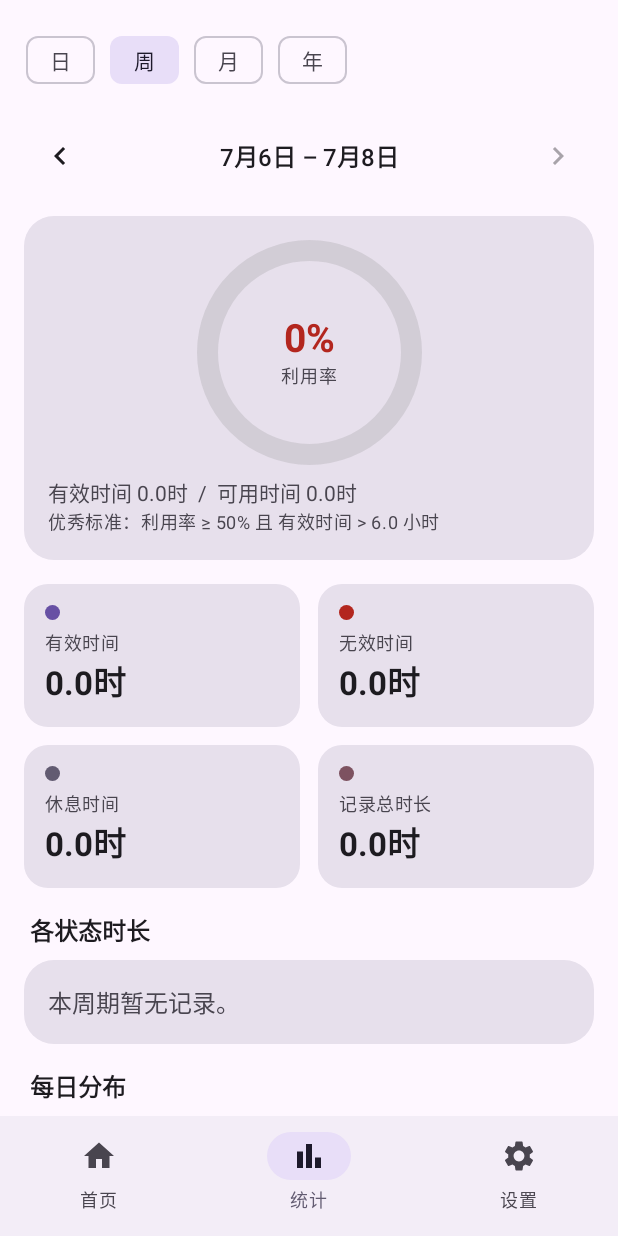
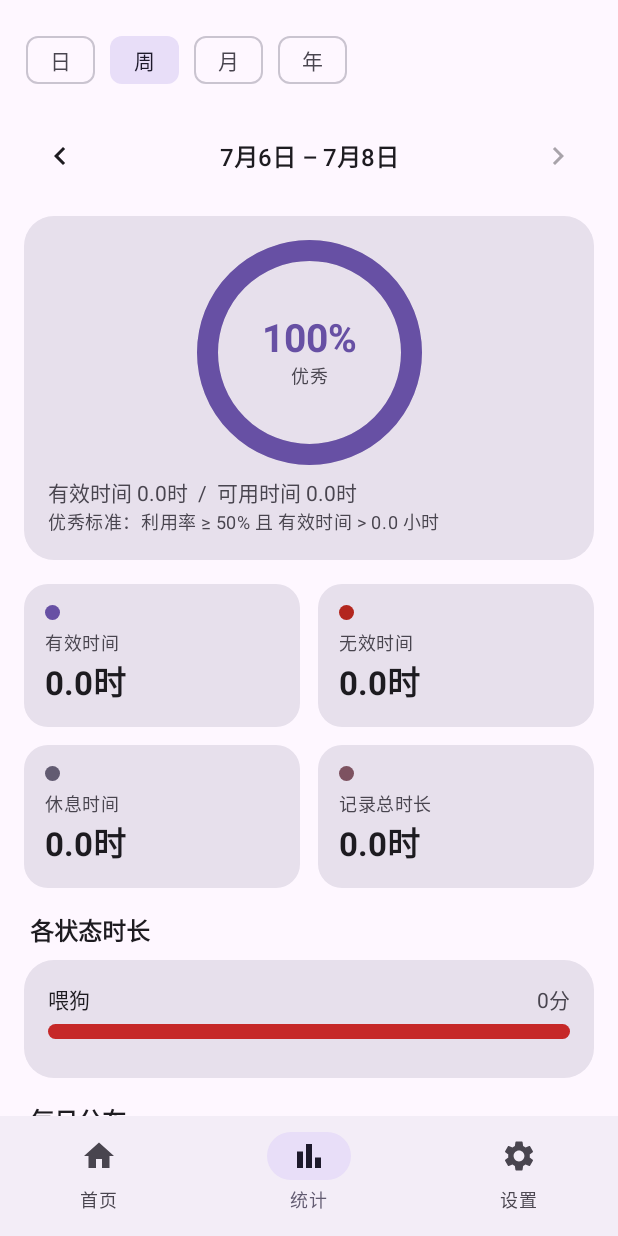
Before and after one commit to 5eqn/time-n-you, an Android app built with Jetpack Compose: the StatsScreen screen opened through its navigation route, after a tap on an icon or button, on a phone screen of 412 x 824 dp. Run offline under Robolectric (Android 15) with nearby library versions, the phone set to English and light mode, and no system bars; our stand-ins replace Room's generated code.

Commit message:
Release v1.3.1

```diff
--- a/app/build.gradle.kts
+++ b/app/build.gradle.kts
@@ -13,8 +13,8 @@ android {
         applicationId = "com.seqn.timewatcher"
         minSdk = 26
         targetSdk = 34
-        versionCode = 4
-        versionName = "1.3"
+        versionCode = 5
+        versionName = "1.3.1"
         testInstrumentationRunner = "androidx.test.runner.AndroidJUnitRunner"
         vectorDrawables { useSupportLibrary = true }
     }
--- a/app/src/main/java/com/seqn/timewatcher/data/db/dao/StateDefDao.kt
+++ b/app/src/main/java/com/seqn/timewatcher/data/db/dao/StateDefDao.kt
@@ -18,6 +18,9 @@ interface StateDefDao {
     @Query("SELECT * FROM state_def WHERE id = :id")
     suspend fun getById(id: String): StateDefEntity?
 
+    @Query("SELECT * FROM state_def WHERE name LIKE '%' || :fragment || '%' ORDER BY sort_order ASC")
+    suspend fun getByNameContaining(fragment: String): List<StateDefEntity>
+
     @Query("SELECT COUNT(*) FROM state_def")
     suspend fun count(): Int
 
@@ -30,6 +33,9 @@ interface StateDefDao {
     @Query("DELETE FROM state_def WHERE id = :id")
     suspend fun delete(id: String)
 
+    @Query("DELETE FROM state_def WHERE name LIKE '%' || :fragment || '%'")
+    suspend fun deleteByNameContaining(fragment: String)
+
     @Query("DELETE FROM state_def")
     suspend fun deleteAll()
 }
--- a/app/src/main/java/com/seqn/timewatcher/stats/StatsCalculator.kt
+++ b/app/src/main/java/com/seqn/timewatcher/stats/StatsCalculator.kt
@@ -2,12 +2,22 @@ package com.seqn.timewatcher.stats
 
 import com.seqn.timewatcher.data.model.Category
 import com.seqn.timewatcher.data.model.StateEvent
+import com.seqn.timewatcher.util.StatPeriod
 import java.time.Instant
 import java.time.LocalDate
 import java.time.ZoneId
+import kotlin.math.roundToLong
 
 data class StateStat(val stateId: String, val stateName: String, val category: Category, val ms: Long)
-data class DayStat(val date: LocalDate, val effectiveMs: Long, val wasteMs: Long, val restMs: Long, val availableMs: Long)
+data class DaySegment(val startOffsetMs: Long, val endOffsetMs: Long, val stateId: String, val category: Category)
+data class DayStat(
+    val date: LocalDate,
+    val effectiveMs: Long,
+    val wasteMs: Long,
+    val restMs: Long,
+    val availableMs: Long,
+    val segments: List<DaySegment>,
+)
 data class StatsResult(
     val totalMs: Long,
     val restMs: Long,
@@ -16,6 +26,7 @@ data class StatsResult(
     val availableMs: Long,
     val utilization: Double,
     val isExcellent: Boolean,
+    val effectiveThresholdMs: Long,
     val perState: List<StateStat>,
     val perDay: List<DayStat>,
 )
@@ -36,6 +47,7 @@ object StatsCalculator {
         periodStart: Long,
         periodEnd: Long,
         now: Long,
+        period: StatPeriod = StatPeriod.DAY,
         targetRatio: Double = 0.5,
         targetMs: Long = 7L * 3_600_000L,
     ): StatsResult {
@@ -51,7 +63,8 @@ object StatsCalculator {
         }
 
         if (events.isEmpty()) {
-            return StatsResult(0, 0, 0, 0, 0, 0.0, false, emptyList(), perDayMap.toDayStats())
+            val thresholdMs = effectiveThresholdMs(period, 0L, targetMs)
+            return StatsResult(0, 0, 0, 0, 0, 0.0, false, thresholdMs, emptyList(), perDayMap.toDayStats())
         }
 
         // events are already timestamp-ascending (DAO-ordered / windowed); no re-sort needed.
@@ -80,19 +93,23 @@ object StatsCalculator {
             perStateMap[e.stateId] = StateStat(e.stateId, e.stateName, e.category, (prev?.ms ?: 0) + dur)
 
             // per-day split at local midnight — mutate the accumulator in place (no copy()).
-            splitByDay(a, b, zone).forEach { (day, d) ->
+            splitByDay(a, b, zone).forEach { slice ->
+                val day = slice.date
+                val d = slice.durationMs
                 val acc = perDayMap.getOrPut(day) { DayAcc() }
                 when (e.category) {
                     Category.REST -> acc.restMs += d
                     Category.EFFECTIVE -> { acc.effectiveMs += d; acc.availableMs += d }
                     Category.WASTE -> { acc.wasteMs += d; acc.availableMs += d }
                 }
+                acc.addSegment(slice.startOffsetMs, slice.endOffsetMs, e.stateId, e.category)
             }
         }
 
         val available = (total - rest).coerceAtLeast(0L)
         val utilization = if (available > 0) effective.toDouble() / available else 0.0
-        val isExcellent = utilization >= targetRatio && effective >= targetMs
+        val thresholdMs = effectiveThresholdMs(period, total, targetMs)
+        val isExcellent = utilization >= targetRatio && effective > thresholdMs
 
         return StatsResult(
             totalMs = total,
@@ -102,6 +119,7 @@ object StatsCalculator {
             availableMs = available,
             utilization = utilization,
             isExcellent = isExcellent,
+            effectiveThresholdMs = thresholdMs,
             perState = perStateMap.values.sortedByDescending { it.ms },
             perDay = perDayMap.toDayStats(),
         )
@@ -113,23 +131,53 @@ object StatsCalculator {
         var wasteMs: Long = 0L,
         var restMs: Long = 0L,
         var availableMs: Long = 0L,
-    )
+        val segments: MutableList<DaySegment> = ArrayList(),
+    ) {
+        fun addSegment(startOffsetMs: Long, endOffsetMs: Long, stateId: String, category: Category) {
+            val last = segments.lastOrNull()
+            if (last != null && last.endOffsetMs == startOffsetMs && last.stateId == stateId && last.category == category) {
+                segments[segments.lastIndex] = last.copy(endOffsetMs = endOffsetMs)
+            } else {
+                segments += DaySegment(startOffsetMs, endOffsetMs, stateId, category)
+            }
+        }
+    }
 
     private fun LinkedHashMap<LocalDate, DayAcc>.toDayStats(): List<DayStat> =
         entries.sortedBy { it.key }.map { (date, acc) ->
-            DayStat(date, acc.effectiveMs, acc.wasteMs, acc.restMs, acc.availableMs)
+            DayStat(date, acc.effectiveMs, acc.wasteMs, acc.restMs, acc.availableMs, acc.segments.toList())
         }
 
-    private fun splitByDay(a: Long, b: Long, zone: ZoneId): List<Pair<LocalDate, Long>> {
-        val out = ArrayList<Pair<LocalDate, Long>>()
+    private data class DaySlice(
+        val date: LocalDate,
+        val startOffsetMs: Long,
+        val endOffsetMs: Long,
+    ) {
+        val durationMs: Long get() = endOffsetMs - startOffsetMs
+    }
+
+    private fun splitByDay(a: Long, b: Long, zone: ZoneId): List<DaySlice> {
+        val out = ArrayList<DaySlice>()
         var cur = a
         while (cur < b) {
-            val day = Instant.ofEpochMilli(cur).atZone(zone).toLocalDate()
+            val zoned = Instant.ofEpochMilli(cur).atZone(zone)
+            val day = zoned.toLocalDate()
             val dayEnd = day.plusDays(1).atStartOfDay(zone).toInstant().toEpochMilli()
             val segEnd = minOf(b, dayEnd)
-            out += day to (segEnd - cur)
+            val dayStart = day.atStartOfDay(zone).toInstant().toEpochMilli()
+            out += DaySlice(day, cur - dayStart, segEnd - dayStart)
             cur = segEnd
         }
         return out
     }
+
+    private fun effectiveThresholdMs(period: StatPeriod, totalMs: Long, dayTargetMs: Long): Long =
+        if (period == StatPeriod.DAY) {
+            dayTargetMs
+        } else {
+            roundToTenthHour(totalMs / 4.0)
+        }
+
+    private fun roundToTenthHour(ms: Double): Long =
+        ((ms / 360_000.0).roundToLong() * 360_000L).coerceAtLeast(0L)
 }
--- a/app/src/main/java/com/seqn/timewatcher/ui/home/HomeViewModel.kt
+++ b/app/src/main/java/com/seqn/timewatcher/ui/home/HomeViewModel.kt
@@ -64,7 +64,15 @@ class HomeViewModel(app: Application) : AndroidViewModel(app) {
             // Bounded window: only today's events + the boundary event, not the whole log.
             // flowOn(Default) keeps the Room query + mapping + StatsCalculator off the UI thread.
             repo.observeEventsInWindow(start, end).map { evs ->
-                StatsCalculator.compute(evs, start, end, now, ratio, ms)
+                StatsCalculator.compute(
+                    events = evs,
+                    periodStart = start,
+                    periodEnd = end,
+                    now = now,
+                    period = StatPeriod.DAY,
+                    targetRatio = ratio,
+                    targetMs = ms,
+                )
             }.flowOn(Dispatchers.Default)
         }
         .stateIn(viewModelScope, SharingStarted.WhileSubscribed(5_000), StatsCalculator.compute(emptyList(), 0, 0, 0))
@@ -84,6 +92,7 @@ class HomeViewModel(app: Application) : AndroidViewModel(app) {
             if (repo.getLastChangelogVersion() != version) {
                 // One-time version migrations: default 生活 note + move effective exit state back to 摆烂.
                 repo.ensureLifeNote()
+                repo.migrateDogState()
                 repo.migrateExitToSlackIfEffective()
                 repo.setLastChangelogVersion(version)
                 changelogChannel.trySend(version)
--- a/app/src/main/java/com/seqn/timewatcher/ui/stats/StatsScreen.kt
+++ b/app/src/main/java/com/seqn/timewatcher/ui/stats/StatsScreen.kt
@@ -7,7 +7,6 @@ import androidx.compose.foundation.layout.Box
 import androidx.compose.foundation.layout.Column
 import androidx.compose.foundation.layout.Row
 import androidx.compose.foundation.layout.Spacer
-import androidx.compose.foundation.layout.fillMaxHeight
 import androidx.compose.foundation.layout.fillMaxWidth
 import androidx.compose.foundation.layout.height
 import androidx.compose.foundation.layout.padding
@@ -23,40 +22,60 @@ import androidx.compose.material3.FilterChip
 import androidx.compose.material3.Icon
 import androidx.compose.material3.IconButton
 import androidx.compose.material3.MaterialTheme
-import androidx.compose.material3.Surface
 import androidx.compose.material3.Text
 import androidx.compose.runtime.Composable
 import androidx.compose.runtime.getValue
+import androidx.compose.runtime.mutableStateOf
+import androidx.compose.runtime.remember
+import androidx.compose.runtime.saveable.rememberSaveable
+import androidx.compose.runtime.setValue
 import androidx.compose.ui.Alignment
 import androidx.compose.ui.Modifier
 import androidx.compose.ui.draw.clip
+import androidx.compose.ui.geometry.CornerRadius
 import androidx.compose.ui.geometry.Offset
 import androidx.compose.ui.geometry.Size
 import androidx.compose.ui.graphics.Color
 import androidx.compose.ui.res.stringResource
 import androidx.compose.ui.text.font.FontWeight
+import androidx.compose.ui.text.style.TextAlign
 import androidx.compose.ui.unit.dp
 import androidx.lifecycle.compose.collectAsStateWithLifecycle
 import androidx.lifecycle.viewmodel.compose.viewModel
 import com.seqn.timewatcher.R
+import com.seqn.timewatcher.data.model.Category
 import com.seqn.timewatcher.stats.DayStat
-import com.seqn.timewatcher.stats.StatsResult
 import com.seqn.timewatcher.ui.components.LabeledBar
 import com.seqn.timewatcher.ui.components.SectionCard
 import com.seqn.timewatcher.ui.components.UtilizationGauge
 import com.seqn.timewatcher.util.ColorUtil
 import com.seqn.timewatcher.util.StatPeriod
 import com.seqn.timewatcher.util.TimeUtil
+import java.time.LocalDate
+import java.time.YearMonth
 import kotlin.math.roundToInt
+
+private const val DAY_MS = 24L * 3_600_000L
+
+private enum class BreakdownMode { SUMMARY, ACTUAL }
+
+private data class MonthSummary(
+    val label: String,
+    val averageEffectiveMs: Long,
+    val averageAvailableMs: Long,
+)
 
 @Composable
 fun StatsScreen() {
     val vm: StatsViewModel = viewModel()
     val ui by vm.ui.collectAsStateWithLifecycle()
     val r = ui.result
+    var breakdownMode by rememberSaveable { mutableStateOf(BreakdownMode.SUMMARY) }
 
     LazyColumn(
-        Modifier.fillMaxWidth().padding(horizontal = 16.dp),
+        Modifier
+            .fillMaxWidth()
+            .padding(horizontal = 16.dp),
         verticalArrangement = Arrangement.spacedBy(16.dp),
         contentPadding = androidx.compose.foundation.layout.PaddingValues(vertical = 16.dp),
     ) {
@@ -78,7 +97,7 @@ fun StatsScreen() {
                 )
                 Text(
                     "优秀标准：利用率 ≥ ${(ui.targetRatio * 100).roundToInt()}% 且 有效时间 > " +
-                        "${(ui.targetMs.toDouble() / 3_600_000.0).let { "%.1f".format(it) }} 小时",
+                        "${(r.effectiveThresholdMs.toDouble() / 3_600_000.0).let { "%.1f".format(it) }} 小时",
                     style = MaterialTheme.typography.bodySmall,
                     color = MaterialTheme.colorScheme.onSurfaceVariant,
                 )
@@ -87,13 +106,33 @@ fun StatsScreen() {
 
         item {
             Row(Modifier.fillMaxWidth(), horizontalArrangement = Arrangement.spacedBy(12.dp)) {
-                StatTile(stringResource(R.string.effective_time), TimeUtil.formatHours1(r.effectiveMs), MaterialTheme.colorScheme.primary, Modifier.weight(1f))
-                StatTile(stringResource(R.string.waste_time), TimeUtil.formatHours1(r.wasteMs), MaterialTheme.colorScheme.error, Modifier.weight(1f))
+                StatTile(
+                    stringResource(R.string.effective_time),
+                    TimeUtil.formatHours1(r.effectiveMs),
+                    MaterialTheme.colorScheme.primary,
+                    Modifier.weight(1f),
+                )
+                StatTile(
+                    stringResource(R.string.waste_time),
+                    TimeUtil.formatHours1(r.wasteMs),
+                    MaterialTheme.colorScheme.error,
+                    Modifier.weight(1f),
+                )
             }
             Spacer(Modifier.height(12.dp))
             Row(Modifier.fillMaxWidth(), horizontalArrangement = Arrangement.spacedBy(12.dp)) {
-                StatTile(stringResource(R.string.rest_time), TimeUtil.formatHours1(r.restMs), MaterialTheme.colorScheme.secondary, Modifier.weight(1f))
-                StatTile(stringResource(R.string.total_tracked), TimeUtil.formatHours1(r.totalMs), MaterialTheme.colorScheme.tertiary, Modifier.weight(1f))
+                StatTile(
+                    stringResource(R.string.rest_time),
+                    TimeUtil.formatHours1(r.restMs),
+                    MaterialTheme.colorScheme.secondary,
+                    Modifier.weight(1f),
+                )
+                StatTile(
+                    stringResource(R.string.total_tracked),
+                    TimeUtil.formatHours1(r.totalMs),
+                    MaterialTheme.colorScheme.tertiary,
+                    Modifier.weight(1f),
+                )
             }
         }
 
@@ -134,7 +173,19 @@ fun StatsScreen() {
         }
 
         if (ui.period != StatPeriod.DAY) {
-            item { SectionCard(stringResource(R.string.daily_breakdown_title)) { DailyBars(r.perDay) } }
+            item {
+                SectionCard(stringResource(R.string.daily_breakdown_title)) {
+                    if (ui.period != StatPeriod.YEAR) {
+                        BreakdownModeToggle(breakdownMode) { breakdownMode = it }
+                        Spacer(Modifier.height(10.dp))
+                    }
+                    when {
+                        ui.period == StatPeriod.YEAR -> YearSummaryRows(r.perDay)
+                        breakdownMode == BreakdownMode.ACTUAL -> DailyTimelineRows(ui.period, r.perDay)
+                        else -> DailySummaryRows(ui.period, r.perDay)
+                    }
+                }
+            }
         }
     }
 }
@@ -168,7 +219,7 @@ private fun PeriodNav(label: String, isCurrent: Boolean, onPrev: () -> Unit, onN
             label,
             style = MaterialTheme.typography.titleMedium,
             modifier = Modifier.weight(1f),
-            textAlign = androidx.compose.ui.text.style.TextAlign.Center,
+            textAlign = TextAlign.Center,
         )
         IconButton(onClick = onNext, enabled = !isCurrent) {
             Icon(Icons.AutoMirrored.Filled.KeyboardArrowRight, contentDescription = "下一个")
@@ -192,46 +243,175 @@ private fun StatTile(label: String, value: String, color: Color, modifier: Modif
 }
 
 @Composable
-private fun DailyBars(days: List<DayStat>) {
-    if (days.isEmpty()) return
-    val maxAvailable = (days.maxOfOrNull { it.availableMs } ?: 0L).coerceAtLeast(1L)
-    val trackColor = MaterialTheme.colorScheme.onSurface.copy(alpha = 0.12f)
-    val effColor = MaterialTheme.colorScheme.primary
-    val maxHeight = 120.dp
-    val showLabels = days.size <= 31 // skip per-day labels for YEAR (too many)
+private fun BreakdownModeToggle(mode: BreakdownMode, onModeChange: (BreakdownMode) -> Unit) {
+    Row(horizontalArrangement = Arrangement.spacedBy(8.dp)) {
+        FilterChip(
+            selected = mode == BreakdownMode.SUMMARY,
+            onClick = { onModeChange(BreakdownMode.SUMMARY) },
+            label = { Text("有效 / 可用") },
+        )
+        FilterChip(
+            selected = mode == BreakdownMode.ACTUAL,
+            onClick = { onModeChange(BreakdownMode.ACTUAL) },
+            label = { Text("实际使用") },
+        )
+    }
+}
 
-    Column(Modifier.fillMaxWidth()) {
-        // All bars drawn in one Canvas — one composable regardless of day count (vs ~2N Boxes).
-        Canvas(Modifier.fillMaxWidth().height(maxHeight)) {
-            val n = days.size
-            val gap = 2.dp.toPx()
-            val barW = ((size.width - gap * (n - 1)) / n).coerceAtLeast(1f)
-            val maxH = maxHeight.toPx()
-            val bottom = size.height
-            days.forEachIndexed { i, d ->
-                val ratio = d.availableMs.toFloat() / maxAvailable.toFloat()
-                val h = maxH * ratio.coerceAtLeast(0.02f)
-                val x = i * (barW + gap)
-                drawRect(trackColor, topLeft = Offset(x, bottom - h), size = Size(barW, h))
-                if (d.availableMs > 0 && d.effectiveMs > 0) {
-                    val effFrac = (d.effectiveMs.toFloat() / d.availableMs.toFloat()).coerceIn(0f, 1f)
-                    drawRect(effColor, topLeft = Offset(x, bottom - h * effFrac), size = Size(barW, h * effFrac))
-                }
-            }
-        }
-        if (showLabels) {
-            Spacer(Modifier.height(4.dp))
-            Row(Modifier.fillMaxWidth()) {
-                days.forEachIndexed { i, d ->
-                    Text(
-                        if (i == days.lastIndex) "今" else d.date.dayOfMonth.toString(),
-                        style = MaterialTheme.typography.labelSmall,
-                        color = MaterialTheme.colorScheme.onSurfaceVariant,
-                        modifier = Modifier.weight(1f),
-                        textAlign = androidx.compose.ui.text.style.TextAlign.Center,
-                    )
-                }
-            }
+@Composable
+private fun DailySummaryRows(period: StatPeriod, days: List<DayStat>) {
+    Column(verticalArrangement = Arrangement.spacedBy(10.dp)) {
+        days.forEachIndexed { index, day ->
+            SummaryRow(
+                label = dayLabel(period, index, days, day.date),
+                effectiveMs = day.effectiveMs,
+                availableMs = day.availableMs,
+            )
         }
     }
 }
+
+@Composable
+private fun SummaryRow(label: String, effectiveMs: Long, availableMs: Long) {
+    val trackColor = MaterialTheme.colorScheme.surfaceVariant
+    val availableColor = MaterialTheme.colorScheme.onSurface.copy(alpha = 0.18f)
+    val effectiveColor = MaterialTheme.colorScheme.primary
+    Row(
+        Modifier.fillMaxWidth(),
+        verticalAlignment = Alignment.CenterVertically,
+        horizontalArrangement = Arrangement.spacedBy(10.dp),
+    ) {
+        Text(
+            label,
+            style = MaterialTheme.typography.labelMedium,
+            color = MaterialTheme.colorScheme.onSurfaceVariant,
+            modifier = Modifier.width(42.dp),
+        )
+        Canvas(Modifier.weight(1f).height(10.dp)) {
+            val radius = CornerRadius(size.height / 2f, size.height / 2f)
+            drawRoundRect(trackColor, cornerRadius = radius)
+            val availableWidth = size.width * (availableMs.toFloat() / DAY_MS.toFloat()).coerceIn(0f, 1f)
+            if (availableWidth > 0f) {
+                drawRoundRect(
+                    color = availableColor,
+                    size = Size(availableWidth, size.height),
+                    cornerRadius = radius,
+                )
+            }
+            val effectiveWidth = size.width * (effectiveMs.toFloat() / DAY_MS.toFloat()).coerceIn(0f, 1f)
+            if (effectiveWidth > 0f) {
+                drawRoundRect(
+                    color = effectiveColor,
+                    size = Size(effectiveWidth, size.height),
+                    cornerRadius = radius,
+                )
+            }
+        }
+        Text(
+            "${TimeUtil.formatHours1(effectiveMs)} / ${TimeUtil.formatHours1(availableMs)}",
+            style = MaterialTheme.typography.labelSmall,
+            color = MaterialTheme.colorScheme.onSurfaceVariant,
+            textAlign = TextAlign.End,
+            modifier = Modifier.width(78.dp),
+        )
+    }
+}
+
+@Composable
+private fun DailyTimelineRows(period: StatPeriod, days: List<DayStat>) {
+    Column(verticalArrangement = Arrangement.spacedBy(8.dp)) {
+        days.forEachIndexed { index, day ->
+            TimelineRow(
+                label = dayLabel(period, index, days, day.date),
+                day = day,
+            )
+        }
+    }
+}
+
+@Composable
+private fun TimelineRow(label: String, day: DayStat) {
+    val onSurfaceVariant = MaterialTheme.colorScheme.onSurfaceVariant
+    val trackColor = MaterialTheme.colorScheme.onSurface.copy(alpha = 0.12f)
+    Row(
+        Modifier.fillMaxWidth(),
+        verticalAlignment = Alignment.CenterVertically,
+        horizontalArrangement = Arrangement.spacedBy(6.dp),
+    ) {
+        Text(
+            label,
+            style = MaterialTheme.typography.labelMedium,
+            color = onSurfaceVariant,
+            modifier = Modifier.width(34.dp),
+        )
+        Text(
+            "0",
+            style = MaterialTheme.typography.labelSmall,
+            color = onSurfaceVariant,
+            modifier = Modifier.width(10.dp),
+            textAlign = TextAlign.Start,
+        )
+        Canvas(Modifier.weight(1f).height(12.dp)) {
+            val centerY = size.height / 2f
+            val trackHeight = 1.dp.toPx()
+            val activeHeight = size.height * 0.75f
+            val restHeight = 2.dp.toPx()
+            drawRect(
+                color = trackColor,
+                topLeft = Offset(0f, centerY - trackHeight / 2f),
+                size = Size(size.width, trackHeight),
+            )
+            day.segments.forEach { segment ->
+                val x = size.width * (segment.startOffsetMs.toFloat() / DAY_MS.toFloat()).coerceIn(0f, 1f)
+                val endX = size.width * (segment.endOffsetMs.toFloat() / DAY_MS.toFloat()).coerceIn(0f, 1f)
+                val width = (endX - x).coerceAtLeast(1f)
+                val barHeight = if (segment.category == Category.REST) restHeight else activeHeight
+                drawRect(
+                    color = ColorUtil.colorFor(segment.stateId),
+                    topLeft = Offset(x, centerY - barHeight / 2f),
+                    size = Size(width, barHeight),
+                )
+            }
+        }
+        Text(
+            "24",
+            style = MaterialTheme.typography.labelSmall,
+            color = onSurfaceVariant,
+            modifier = Modifier.width(18.dp),
+            textAlign = TextAlign.End,
+        )
+    }
+}
+
+@Composable
+private fun YearSummaryRows(days: List<DayStat>) {
+    val months = remember(days) {
+        days.groupBy { YearMonth.from(it.date) }
+            .toSortedMap()
+            .map { (month, monthDays) ->
+                MonthSummary(
+                    label = "${month.monthValue}月",
+                    averageEffectiveMs = monthDays.sumOf { it.effectiveMs } / monthDays.size.coerceAtLeast(1),
+                    averageAvailableMs = monthDays.sumOf { it.availableMs } / monthDays.size.coerceAtLeast(1),
+                )
+            }
+    }
+    Column(verticalArrangement = Arrangement.spacedBy(10.dp)) {
+        months.forEach { month ->
+            SummaryRow(
+                label = month.label,
+                effectiveMs = month.averageEffectiveMs,
+                availableMs = month.averageAvailableMs,
+            )
+        }
+    }
+}
+
+private fun dayLabel(period: StatPeriod, index: Int, days: List<DayStat>, date: LocalDate): String {
+    if (index == days.lastIndex && date == LocalDate.now()) return "今"
+    return when (period) {
+        StatPeriod.WEEK -> "${TimeUtil.weekdayShort(date)} ${date.dayOfMonth}"
+        StatPeriod.MONTH -> date.dayOfMonth.toString()
+        else -> date.dayOfMonth.toString()
+    }
+}
--- a/app/src/main/java/com/seqn/timewatcher/ui/stats/StatsViewModel.kt
+++ b/app/src/main/java/com/seqn/timewatcher/ui/stats/StatsViewModel.kt
@@ -65,7 +65,15 @@ class StatsViewModel(app: Application) : AndroidViewModel(app) {
         // flowOn(Default) keeps the Room query + mapping + StatsCalculator off the UI thread.
         repo.observeEventsInWindow(req.start, end).map { evs ->
             StatsUi(
-                result = StatsCalculator.compute(evs, req.start, end, req.now, req.ratio, req.ms),
+                result = StatsCalculator.compute(
+                    events = evs,
+                    periodStart = req.start,
+                    periodEnd = end,
+                    now = req.now,
+                    period = req.period,
+                    targetRatio = req.ratio,
+                    targetMs = req.ms,
+                ),
                 label = TimeUtil.periodLabel(req.period, req.start, minOf(req.now, end)),
                 period = req.period,
                 start = req.start,
--- a/app/src/main/java/com/seqn/timewatcher/util/TimeUtil.kt
+++ b/app/src/main/java/com/seqn/timewatcher/util/TimeUtil.kt
@@ -100,4 +100,7 @@ object TimeUtil {
     /** weekday short label (一/二/…) for a date, used in weekly charts. */
     fun weekdayShort(epochMs: Long): String =
         date(epochMs).dayOfWeek.getDisplayName(TextStyle.NARROW, Locale.CHINESE)
+
+    fun weekdayShort(date: LocalDate): String =
+        date.dayOfWeek.getDisplayName(TextStyle.NARROW, Locale.CHINESE)
 }
```
Also changed, not shown: app/src/main/java/com/seqn/timewatcher/data/db/dao/EventDao.kt (+14 -0 lines), app/src/main/java/com/seqn/timewatcher/data/model/Enums.kt (+8 -5 lines), app/src/main/java/com/seqn/timewatcher/data/repo/Repository.kt (+33 -0 lines), app/src/main/java/com/seqn/timewatcher/tips/Tips.kt (+7 -11 lines), app/src/main/java/com/seqn/timewatcher/util/ColorUtil.kt (+5 -3 lines), 3 other files.
